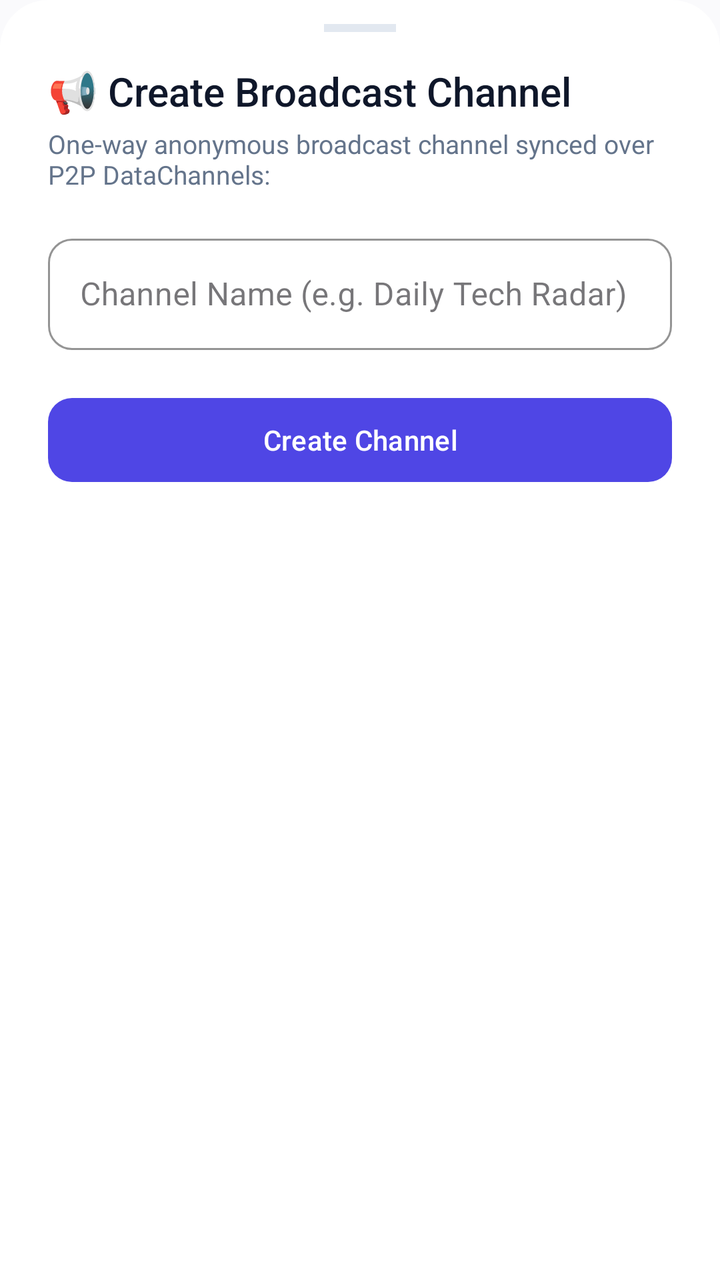
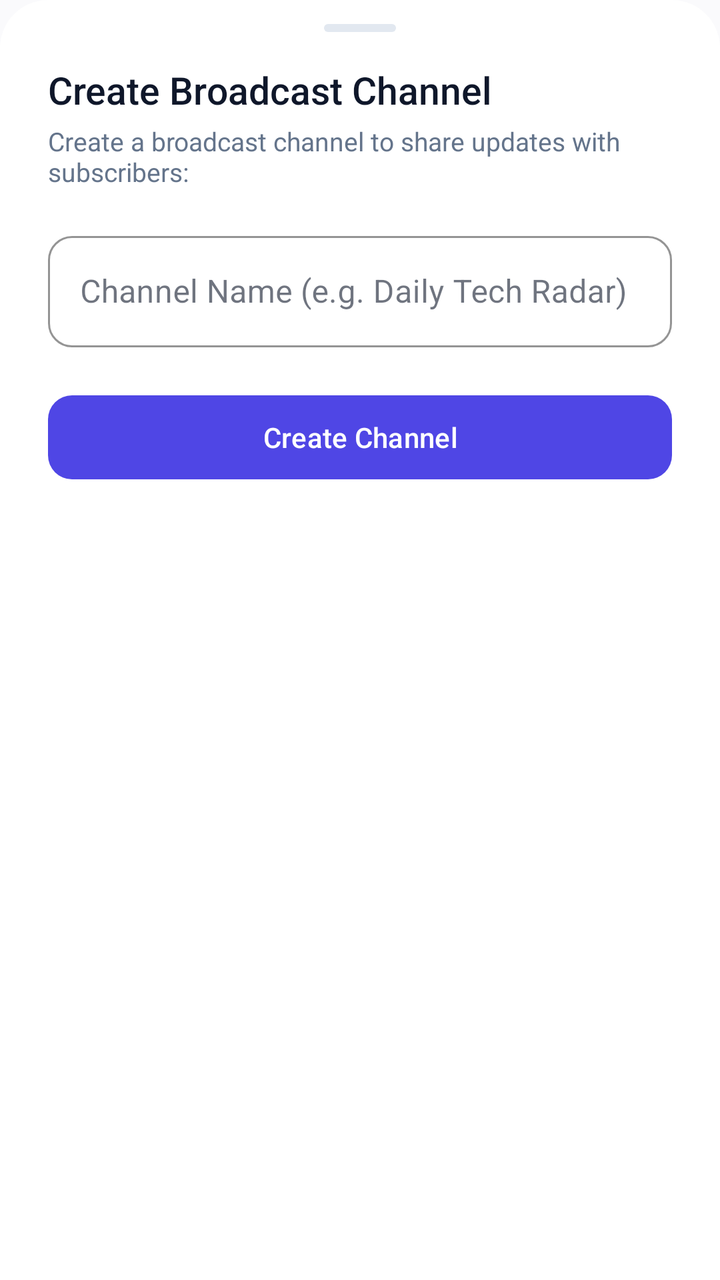

An Android layout rendered at two revisions. The XML below is the earlier revision; the diff shows what the commit changed to produce the second picture.
<!-- AndroidManifest.xml: application theme Theme.VEIL -->
<!-- res/layout/dialog_create_channel_sheet.xml -->
<?xml version="1.0" encoding="utf-8"?>
<LinearLayout xmlns:android="http://schemas.android.com/apk/res/android"
    xmlns:app="http://schemas.android.com/apk/res-auto"
    android:layout_width="match_parent"
    android:layout_height="wrap_content"
    android:orientation="vertical"
    android:background="@drawable/bottom_sheet_background"
    android:paddingStart="24dp"
    android:paddingEnd="24dp"
    android:paddingTop="12dp"
    android:paddingBottom="28dp">

    
    <View
        android:layout_width="36dp"
        android:layout_height="4dp"
        android:background="@color/colorOutline"
        android:layout_gravity="center_horizontal"
        android:layout_marginBottom="16dp" />

    <TextView
        android:layout_width="wrap_content"
        android:layout_height="wrap_content"
        android:text="📢 Create Broadcast Channel"
        android:textColor="@color/textPrimary"
        android:textSize="20sp"
        android:fontFamily="sans-serif-medium"
        android:layout_marginBottom="4dp" />

    <TextView
        android:layout_width="wrap_content"
        android:layout_height="wrap_content"
        android:text="One-way anonymous broadcast channel synced over P2P DataChannels:"
        android:textColor="@color/textSecondary"
        android:textSize="13sp"
        android:layout_marginBottom="18dp" />

    <com.google.android.material.textfield.TextInputLayout
        android:id="@+id/tilChannelName"
        style="@style/Widget.MaterialComponents.TextInputLayout.OutlinedBox"
        android:layout_width="match_parent"
        android:layout_height="wrap_content"
        android:layout_marginBottom="20dp"
        app:boxCornerRadiusBottomEnd="12dp"
        app:boxCornerRadiusBottomStart="12dp"
        app:boxCornerRadiusTopEnd="12dp"
        app:boxCornerRadiusTopStart="12dp"
        app:boxStrokeColor="@color/colorPrimary">

        <com.google.android.material.textfield.TextInputEditText
            android:id="@+id/etChannelName"
            android:layout_width="match_parent"
            android:layout_height="wrap_content"
            android:hint="Channel Name (e.g. Daily Tech Radar)"
            android:singleLine="true" />
    </com.google.android.material.textfield.TextInputLayout>

    <com.google.android.material.button.MaterialButton
        android:id="@+id/btnConfirmCreateChannel"
        style="@style/Widget.Material3.Button"
        android:layout_width="match_parent"
        android:layout_height="50dp"
        android:text="Create Channel"
        app:cornerRadius="12dp" />

</LinearLayout>
<!-- resources referenced by this layout -->
<resources>
  <color name="colorOutline">#E2E8F0</color>
  <color name="colorPrimary">#4F46E5</color>
  <color name="textPrimary">#0F172A</color>
  <color name="textSecondary">#64748B</color>
  <color name="colorSurface">#FFFFFF</color>
  <style name="Base.Theme.VEIL" parent="Theme.Material3.DayNight.NoActionBar">
          <item name="android:statusBarColor">@android:color/transparent</item>
          <item name="android:navigationBarColor">@android:color/transparent</item>
          <item name="android:windowLightStatusBar" tools:targetApi="m">true</item>
          <item name="colorPrimary">@color/colorPrimary</item>
          <item name="colorOnPrimary">@color/colorOnPrimary</item>
          <item name="colorPrimaryContainer">@color/colorPrimaryContainer</item>
          <item name="colorOnPrimaryContainer">@color/colorOnPrimaryContainer</item>
          <item name="colorSurface">@color/colorSurface</item>
          <item name="colorSurfaceVariant">@color/colorSurfaceVariant</item>
          <item name="colorOutline">@color/colorOutline</item>
          <item name="android:colorBackground">@color/colorBackground</item>
          <item name="bottomSheetDialogTheme">@style/ModernBottomSheetDialogTheme</item>
      </style>
  <color name="colorOnPrimary">#FFFFFF</color>
  <color name="colorPrimaryContainer">#EEF2FF</color>
  <color name="colorOnPrimaryContainer">#3730A3</color>
  <color name="colorSurfaceVariant">#F1F5F9</color>
  <color name="colorBackground">#FAFAFC</color>
  <!-- unchanged entries left out for length: 4 -->
</resources>

<!-- the commit's change to res/layout/dialog_create_channel_sheet.xml (unified diff, before → after) -->
@@ -14,23 +14,23 @@
     <View
         android:layout_width="36dp"
         android:layout_height="4dp"
-        android:background="@color/colorOutline"
+        android:background="@drawable/bg_persona_drag_handle"
         android:layout_gravity="center_horizontal"
         android:layout_marginBottom="16dp" />
 
     <TextView
         android:layout_width="wrap_content"
         android:layout_height="wrap_content"
-        android:text="📢 Create Broadcast Channel"
+        android:text="Create Broadcast Channel"
         android:textColor="@color/textPrimary"
-        android:textSize="20sp"
+        android:textSize="19sp"
         android:fontFamily="sans-serif-medium"
         android:layout_marginBottom="4dp" />
 
     <TextView
         android:layout_width="wrap_content"
         android:layout_height="wrap_content"
-        android:text="One-way anonymous broadcast channel synced over P2P DataChannels:"
+        android:text="Create a broadcast channel to share updates with subscribers:"
         android:textColor="@color/textSecondary"
         android:textSize="13sp"
         android:layout_marginBottom="18dp" />
<!-- resource entries referenced after the edit -->
@@ -4,6 +4,13 @@
   <color name="colorPrimary">#4F46E5</color>
   <color name="textPrimary">#0F172A</color>
   <color name="textSecondary">#64748B</color>
+  <!-- drawable bg_persona_drag_handle (drawable) -->
+  <?xml version="1.0" encoding="utf-8"?>
+  <shape xmlns:android="http://schemas.android.com/apk/res/android"
+      android:shape="rectangle">
+      <solid android:color="@color/colorOutline" />
+      <corners android:radius="2dp" />
+  </shape>
   <color name="colorSurface">#FFFFFF</color>
   <style name="Base.Theme.VEIL" parent="Theme.Material3.DayNight.NoActionBar">
           <item name="android:statusBarColor">@android:color/transparent</item>
@@ -13,8 +20,25 @@
           <item name="colorOnPrimary">@color/colorOnPrimary</item>
           <item name="colorPrimaryContainer">@color/colorPrimaryContainer</item>
           <item name="colorOnPrimaryContainer">@color/colorOnPrimaryContainer</item>
+          <item name="colorSecondary">@color/colorSecondary</item>
+          <item name="colorOnSecondary">@color/colorOnSecondary</item>
+          <item name="colorSecondaryContainer">@color/colorSecondaryContainer</item>
+          <item name="colorOnSecondaryContainer">@color/colorOnSecondaryContainer</item>
+          <item name="colorTertiary">@color/colorTertiary</item>
+          <item name="colorOnTertiary">@color/colorOnTertiary</item>
+          <item name="colorTertiaryContainer">@color/colorTertiaryContainer</item>
+          <item name="colorOnTertiaryContainer">@color/colorOnTertiaryContainer</item>
           <item name="colorSurface">@color/colorSurface</item>
+          <item name="colorOnSurface">@color/colorOnSurface</item>
           <item name="colorSurfaceVariant">@color/colorSurfaceVariant</item>
+          <item name="colorOnSurfaceVariant">@color/colorOnSurfaceVariant</item>
+          <item name="colorSurfaceDim">@color/colorSurfaceDim</item>
+          <item name="colorSurfaceBright">@color/colorSurfaceBright</item>
+          <item name="colorSurfaceContainerLowest">@color/colorSurfaceContainerLowest</item>
+          <item name="colorSurfaceContainerLow">@color/colorSurfaceContainerLow</item>
+          <item name="colorSurfaceContainer">@color/colorSurfaceContainer</item>
+          <item name="colorSurfaceContainerHigh">@color/colorSurfaceContainerHigh</item>
+          <item name="colorSurfaceContainerHighest">@color/colorSurfaceContainerHighest</item>
           <item name="colorOutline">@color/colorOutline</item>
           <item name="android:colorBackground">@color/colorBackground</item>
           <item name="bottomSheetDialogTheme">@style/ModernBottomSheetDialogTheme</item>
@@ -22,7 +46,24 @@
   <color name="colorOnPrimary">#FFFFFF</color>
   <color name="colorPrimaryContainer">#EEF2FF</color>
   <color name="colorOnPrimaryContainer">#3730A3</color>
+  <color name="colorSecondary">#0D9488</color>
+  <color name="colorOnSecondary">#FFFFFF</color>
+  <color name="colorSecondaryContainer">#EEF2FF</color>
+  <color name="colorOnSecondaryContainer">#3730A3</color>
+  <color name="colorTertiary">#06B6D4</color>
+  <color name="colorOnTertiary">#FFFFFF</color>
+  <color name="colorTertiaryContainer">#ECFEFF</color>
+  <color name="colorOnTertiaryContainer">#155E75</color>
+  <color name="colorOnSurface">#0F172A</color>
   <color name="colorSurfaceVariant">#F1F5F9</color>
+  <color name="colorOnSurfaceVariant">#475569</color>
+  <color name="colorSurfaceDim">#E2E8F0</color>
+  <color name="colorSurfaceBright">#FFFFFF</color>
+  <color name="colorSurfaceContainerLowest">#FFFFFF</color>
+  <color name="colorSurfaceContainerLow">#F8FAFC</color>
+  <color name="colorSurfaceContainer">#F1F5F9</color>
+  <color name="colorSurfaceContainerHigh">#E2E8F0</color>
+  <color name="colorSurfaceContainerHighest">#CBD5E1</color>
   <color name="colorBackground">#FAFAFC</color>
   <!-- unchanged entries left out for length: 4 -->
 </resources>
